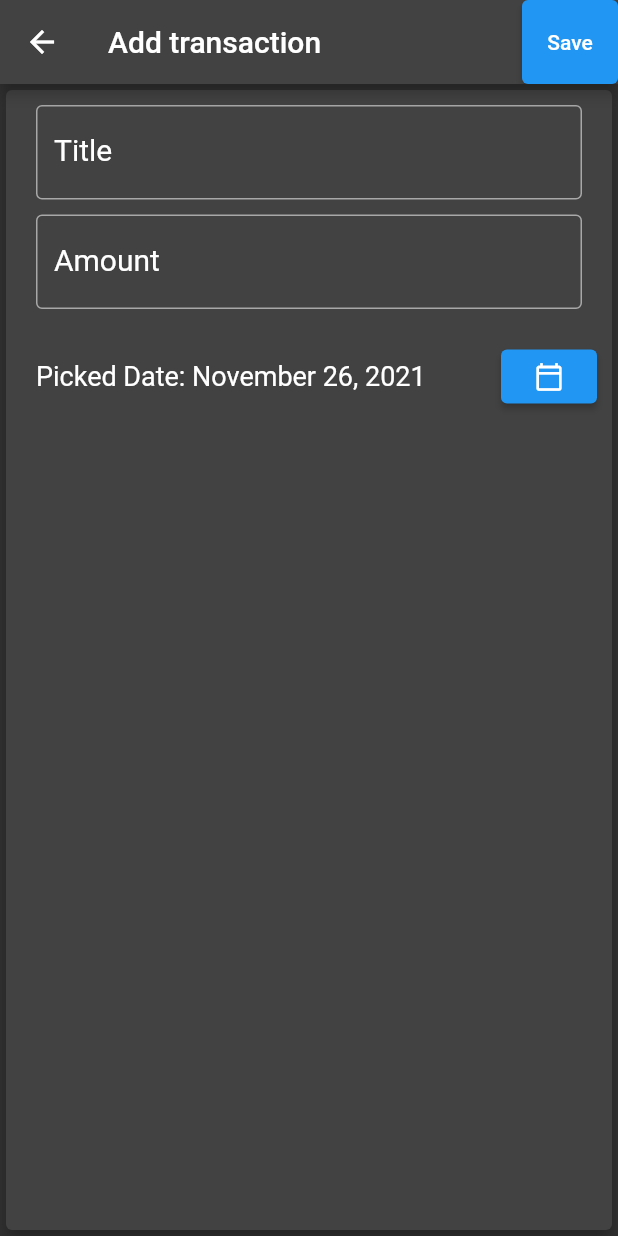
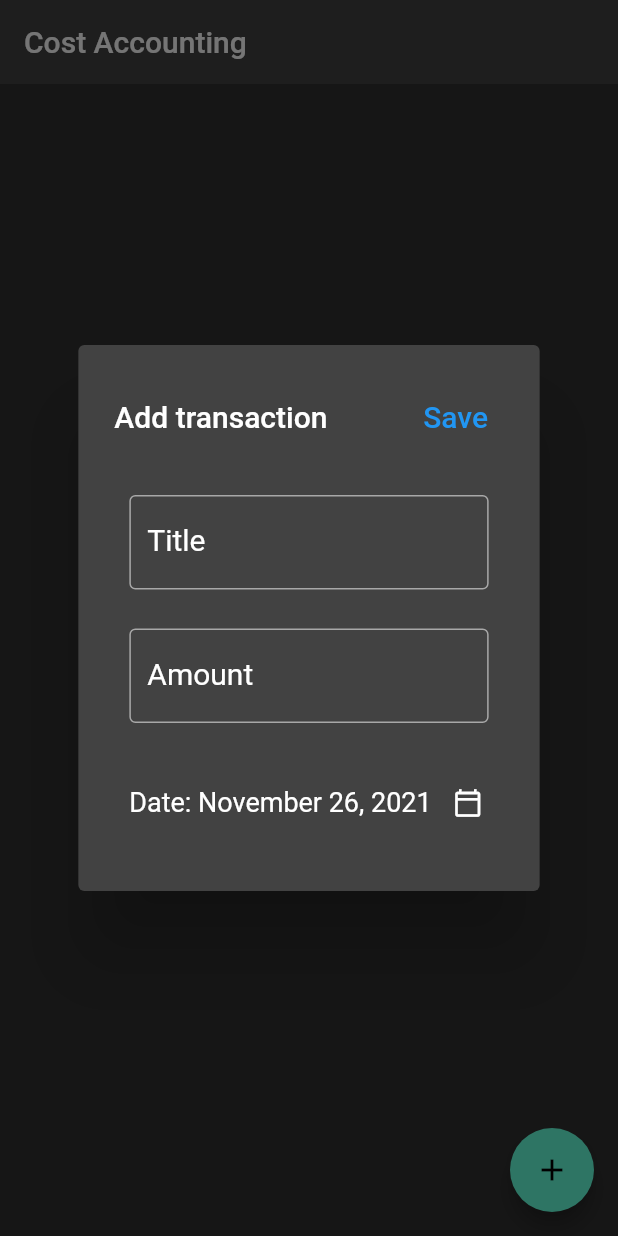
Before and after one commit to DoomHopes/cost_accounting, a Flutter app: the screen it shows after launch, after a tap on the "add" icon, on a phone screen of 412 x 824 dp. Run offline on Flutter 3.47's test engine with Material 2 defaults, Android fonts, the light colour scheme and no system bars; our stand-ins replace flutter_riverpod, sqflite; accounts and stored records are empty.

Commit message:
some change

```diff
--- a/lib/presentation/core/transaction_form.dart
+++ /dev/null
@@ -1,120 +0,0 @@
-import 'package:cost_accounting/application/core/transaction_notifier.dart';
-import 'package:cost_accounting/domain/transactions/transaction_model.dart';
-import 'package:cost_accounting/presentation/widgets/input_widget.dart';
-import 'package:flutter/material.dart';
-import 'package:flutter_riverpod/flutter_riverpod.dart';
-import 'package:intl/intl.dart';
-
-final transactionNotifier =
-    ChangeNotifierProvider((ref) => TransactionNotifier());
-
-class TransactionForm extends StatefulWidget {
-  const TransactionForm({Key? key}) : super(key: key);
-
-  @override
-  State<TransactionForm> createState() => _TransactionFormState();
-}
-
-class _TransactionFormState extends State<TransactionForm> {
-  final _titleController = TextEditingController();
-  final _amountController = TextEditingController();
-  DateTime _selectedDate = DateTime.now();
-
-  void _presentDatePicker() {
-    showDatePicker(
-      context: context,
-      initialDate: DateTime.now(),
-      firstDate: DateTime(2021),
-      lastDate: DateTime.now(),
-    ).then((pickedDate) {
-      if (pickedDate == null) {
-        setState(() {
-          _selectedDate = DateTime.now();
-        });
-      }
-      setState(() {
-        _selectedDate = pickedDate!;
-      });
-    });
-  }
-
-  @override
-  Widget build(BuildContext context) {
-    return Scaffold(
-      appBar: AppBar(
-        title: const Text('Add transaction'),
-        actions: <Widget>[
-          Consumer(
-            builder: (context, watch, child) {
-              final consumerNotifier = watch.watch(transactionNotifier);
-              return ElevatedButton(
-                onPressed: () {
-                  if (_titleController.text.isEmpty ||
-                      _amountController.text.isEmpty) {
-                    return;
-                  }
-
-                  final transactionModel = TransactionModel(
-                      id: consumerNotifier.transactionsList.isEmpty
-                          ? 1
-                          : consumerNotifier.transactionsList.last.id + 1,
-                      title: _titleController.text,
-                      amount: _amountController.text,
-                      date: _selectedDate.millisecondsSinceEpoch.toString());
-
-                  consumerNotifier.addTransaction(transactionModel);
-
-                  Navigator.of(context).pop();
-                },
-                child: const Text('Save'),
-              );
-            },
-          ),
-        ],
-      ),
-      body: Card(
-        elevation: 5,
-        child: Container(
-          padding: const EdgeInsets.all(10),
-          child: Column(
-            crossAxisAlignment: CrossAxisAlignment.end,
-            children: <Widget>[
-              InputWidget(
-                controller: _titleController,
-                keyboardType: TextInputType.text,
-                labelDecoration: 'Title',
-              ),
-              InputWidget(
-                controller: _amountController,
-                keyboardType: TextInputType.number,
-                labelDecoration: 'Amount',
-              ),
-              SizedBox(
-                height: 70,
-                child: Row(
-                  mainAxisAlignment: MainAxisAlignment.spaceBetween,
-                  children: <Widget>[
-                    Container(
-                      padding: const EdgeInsets.only(left: 10),
-                      child: Text(
-                        'Picked Date: ${DateFormat.yMMMMd().format(_selectedDate)}',
-                        style: const TextStyle(
-                          fontSize: 18,
-                        ),
-                      ),
-                    ),
-                    ElevatedButton(
-                      child:
-                          const Icon(Icons.calendar_today_outlined, size: 20),
-                      onPressed: _presentDatePicker,
-                    ),
-                  ],
-                ),
-              ),
-            ],
-          ),
-        ),
-      ),
-    );
-  }
-}
--- a/lib/presentation/core/transaction_page.dart
+++ b/lib/presentation/core/transaction_page.dart
@@ -1,6 +1,6 @@
 import 'package:cost_accounting/application/core/transaction_notifier.dart';
 import 'package:cost_accounting/presentation/core/transaction_detail.dart';
-import 'package:cost_accounting/presentation/core/transaction_form.dart';
+import 'package:cost_accounting/presentation/widgets/add_dialog.dart';
 import 'package:flutter/material.dart';
 import 'package:flutter_riverpod/flutter_riverpod.dart';
 import 'package:intl/intl.dart';
@@ -92,11 +92,11 @@ class _TransactionPageState extends State<TransactionPage> {
       ),
       floatingActionButton: FloatingActionButton(
         onPressed: () {
-          Navigator.push(
-            context,
-            MaterialPageRoute(
-              builder: (context) => const TransactionForm(),
-            ),
+          showDialog(
+            context: context,
+            builder: (context) {
+              return const AddTransactionDialogWidget();
+            },
           );
         },
         child: const Icon(Icons.add),
--- /dev/null
+++ b/lib/presentation/widgets/add_dialog.dart
@@ -0,0 +1,132 @@
+import 'package:cost_accounting/application/core/transaction_notifier.dart';
+import 'package:cost_accounting/domain/transactions/transaction_model.dart';
+import 'package:flutter/material.dart';
+import 'package:flutter_riverpod/flutter_riverpod.dart';
+import 'package:intl/intl.dart';
+
+import 'input_widget.dart';
+
+final transactionNotifier =
+    ChangeNotifierProvider((ref) => TransactionNotifier());
+
+class AddTransactionDialogWidget extends StatefulWidget {
+  const AddTransactionDialogWidget({Key? key}) : super(key: key);
+
+  @override
+  State<AddTransactionDialogWidget> createState() =>
+      _AddTransactionDialogWidgetState();
+}
+
+class _AddTransactionDialogWidgetState
+    extends State<AddTransactionDialogWidget> {
+  final GlobalKey<FormState> _formKey = GlobalKey<FormState>();
+
+  @override
+  Widget build(BuildContext context) {
+    final _titleController = TextEditingController();
+    final _amountController = TextEditingController();
+    DateTime _selectedDate = DateTime.now();
+
+    return StatefulBuilder(
+      builder: (context, setState) {
+        return AlertDialog(
+          title: Row(
+            mainAxisAlignment: MainAxisAlignment.spaceBetween,
+            children: <Widget>[
+              const Text(
+                'Add transaction',
+                style: TextStyle(fontSize: 20),
+              ),
+              Consumer(
+                builder: (context, watch, child) {
+                  final consumerNotifier = watch.watch(transactionNotifier);
+                  return TextButton(
+                    onPressed: () {
+                      if (_titleController.text.isEmpty ||
+                          _amountController.text.isEmpty) {
+                        return;
+                      }
+
+                      final transactionModel = TransactionModel(
+                          id: consumerNotifier.transactionsList.isEmpty
+                              ? 1
+                              : consumerNotifier.transactionsList.last.id + 1,
+                          title: _titleController.text,
+                          amount: _amountController.text,
+                          date:
+                              _selectedDate.millisecondsSinceEpoch.toString());
+
+                      consumerNotifier.addTransaction(transactionModel);
+
+                      Navigator.of(context).pop();
+                    },
+                    child: const Text(
+                      'Save',
+                      style: TextStyle(fontSize: 20),
+                    ),
+                  );
+                },
+              ),
+            ],
+          ),
+          content: Form(
+            key: _formKey,
+            child: Column(
+              mainAxisSize: MainAxisSize.min,
+              children: <Widget>[
+                InputWidget(
+                  controller: _titleController,
+                  keyboardType: TextInputType.text,
+                  labelDecoration: 'Title',
+                ),
+                InputWidget(
+                  controller: _amountController,
+                  keyboardType: TextInputType.number,
+                  labelDecoration: 'Amount',
+                ),
+                SizedBox(
+                  height: 70,
+                  child: Row(
+                    mainAxisAlignment: MainAxisAlignment.spaceBetween,
+                    children: <Widget>[
+                      Container(
+                        padding: const EdgeInsets.only(left: 10),
+                        child: Text(
+                          'Date: ${DateFormat.yMMMMd().format(_selectedDate)}',
+                          style: const TextStyle(
+                            fontSize: 18,
+                          ),
+                        ),
+                      ),
+                      IconButton(
+                        onPressed: () {
+                          showDatePicker(
+                            context: context,
+                            initialDate: DateTime.now(),
+                            firstDate: DateTime(2021),
+                            lastDate: DateTime.now(),
+                          ).then((pickedDate) {
+                            if (pickedDate == null) {
+                              setState(() {
+                                _selectedDate = DateTime.now();
+                              });
+                            }
+                            setState(() {
+                              _selectedDate = pickedDate!;
+                            });
+                          });
+                        },
+                        icon:
+                            const Icon(Icons.calendar_today_outlined, size: 20),
+                      )
+                    ],
+                  ),
+                ),
+              ],
+            ),
+          ),
+        );
+      },
+    );
+  }
+}
--- a/lib/presentation/widgets/input_widget.dart
+++ b/lib/presentation/widgets/input_widget.dart
@@ -16,6 +16,7 @@ class InputWidget extends StatelessWidget {
   Widget build(BuildContext context) {
     return Container(
       padding: const EdgeInsets.only(left: 10, right: 10, bottom: 10),
+      margin: const EdgeInsets.symmetric(vertical: 8),
       child: TextField(
         controller: controller,
         keyboardType: keyboardType,
```
